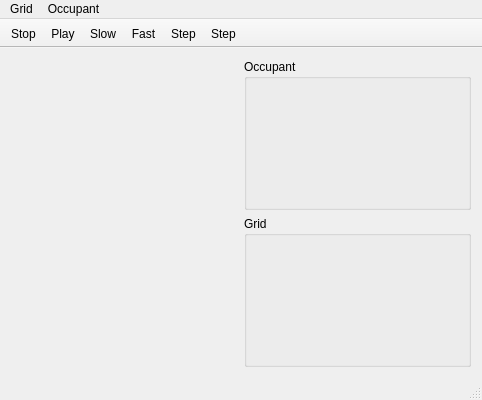
Before: the Qt Designer form gui/mainwindow.ui in taliesinb/floatworld, drawn with Qt 5.
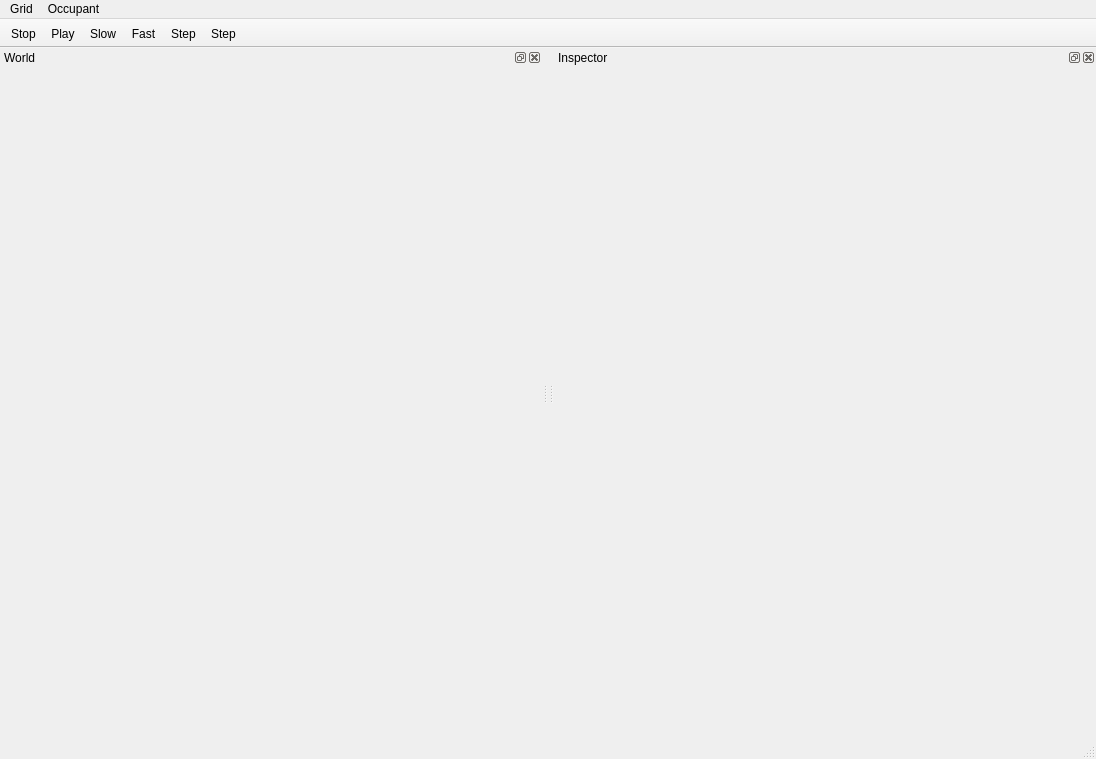
After: the same form once the commit is applied. Icons and pictures are not drawn. Custom widgets are drawn as their Qt base class.

Commit message: Refactored GridWidget to take on more responsibilities that before were owned by MainWindow. This allows for more accurate size hinting, which overcomes a bug in Qt and allows for scroll bars and capping of maximum window size. Also now using dockwidgets for inspector panels, which looks much better.

Diff of the .ui file:
```diff
--- a/gui/mainwindow.ui
+++ b/gui/mainwindow.ui
@@ -6,67 +6,53 @@
    <rect>
     <x>0</x>
     <y>0</y>
-    <width>482</width>
-    <height>400</height>
+    <width>1096</width>
+    <height>759</height>
    </rect>
   </property>
+  <property name="sizePolicy">
+   <sizepolicy hsizetype="Maximum" vsizetype="Maximum">
+    <horstretch>0</horstretch>
+    <verstretch>0</verstretch>
+   </sizepolicy>
+  </property>
+  <property name="baseSize">
+   <size>
+    <width>100</width>
+    <height>100</height>
+   </size>
+  </property>
   <property name="windowTitle">
    <string>MainWindow</string>
   </property>
+  <property name="toolButtonStyle">
+   <enum>Qt::ToolButtonTextOnly</enum>
+  </property>
+  <property name="animated">
+   <bool>false</bool>
+  </property>
+  <property name="tabShape">
+   <enum>QTabWidget::Triangular</enum>
+  </property>
+  <property name="dockNestingEnabled">
+   <bool>true</bool>
+  </property>
+  <property name="unifiedTitleAndToolBarOnMac">
+   <bool>false</bool>
+  </property>
   <widget class="QWidget" name="centralWidget">
    <property name="sizePolicy">
-    <sizepolicy hsizetype="MinimumExpanding" vsizetype="Maximum">
+    <sizepolicy hsizetype="Maximum" vsizetype="Maximum">
      <horstretch>0</horstretch>
      <verstretch>0</verstretch>
     </sizepolicy>
    </property>
-   <layout class="QGridLayout" name="gridLayout">
-    <property name="sizeConstraint">
-     <enum>QLayout::SetMinimumSize</enum>
+   <layout class="QGridLayout" name="gridLayout_2">
+    <property name="margin">
+     <number>0</number>
     </property>
-    <item row="2" column="0">
-     <layout class="QHBoxLayout" name="horizontalLayout">
-      <item>
-       <widget class="GridWidget" name="gridWidget" native="true">
-        <property name="sizePolicy">
-         <sizepolicy hsizetype="Ignored" vsizetype="Ignored">
-          <horstretch>0</horstretch>
-          <verstretch>0</verstretch>
-         </sizepolicy>
-        </property>
-       </widget>
-      </item>
-     </layout>
-    </item>
-    <item row="2" column="1">
-     <layout class="QVBoxLayout" name="verticalLayout">
-      <item>
-       <widget class="QGroupBox" name="occupantBox">
-        <property name="maximumSize">
-         <size>
-          <width>300</width>
-          <height>400</height>
-         </size>
-        </property>
-        <property name="title">
-         <string>Occupant</string>
-        </property>
-       </widget>
-      </item>
-      <item>
-       <widget class="QGroupBox" name="gridBox">
-        <property name="maximumSize">
-         <size>
-          <width>300</width>
-          <height>400</height>
-         </size>
-        </property>
-        <property name="title">
-         <string>Grid</string>
-        </property>
-       </widget>
-      </item>
-     </layout>
+    <item row="0" column="0">
+     <widget class="GridWidget" name="gridWidget" native="true"/>
     </item>
    </layout>
   </widget>
@@ -75,7 +61,7 @@
     <rect>
      <x>0</x>
      <y>0</y>
-     <width>482</width>
+     <width>1096</width>
      <height>22</height>
     </rect>
    </property>
@@ -120,6 +106,42 @@
    <addaction name="actionIndividualStep"/>
   </widget>
   <widget class="QStatusBar" name="statusBar"/>
+  <widget class="QDockWidget" name="dockGridSettings">
+   <property name="minimumSize">
+    <size>
+     <width>220</width>
+     <height>100</height>
+    </size>
+   </property>
+   <property name="features">
+    <set>QDockWidget::AllDockWidgetFeatures</set>
+   </property>
+   <property name="windowTitle">
+    <string>World</string>
+   </property>
+   <attribute name="dockWidgetArea">
+    <number>1</number>
+   </attribute>
+   <widget class="QWidget" name="gridBox"/>
+  </widget>
+  <widget class="QDockWidget" name="dockInspector">
+   <property name="minimumSize">
+    <size>
+     <width>220</width>
+     <height>100</height>
+    </size>
+   </property>
+   <property name="features">
+    <set>QDockWidget::AllDockWidgetFeatures</set>
+   </property>
+   <property name="windowTitle">
+    <string>Inspector</string>
+   </property>
+   <attribute name="dockWidgetArea">
+    <number>2</number>
+   </attribute>
+   <widget class="QWidget" name="occupantBox"/>
+  </widget>
   <action name="actionPlay">
    <property name="icon">
     <iconset resource="floatworld.qrc">
```
The commit also changes 8 other files.
